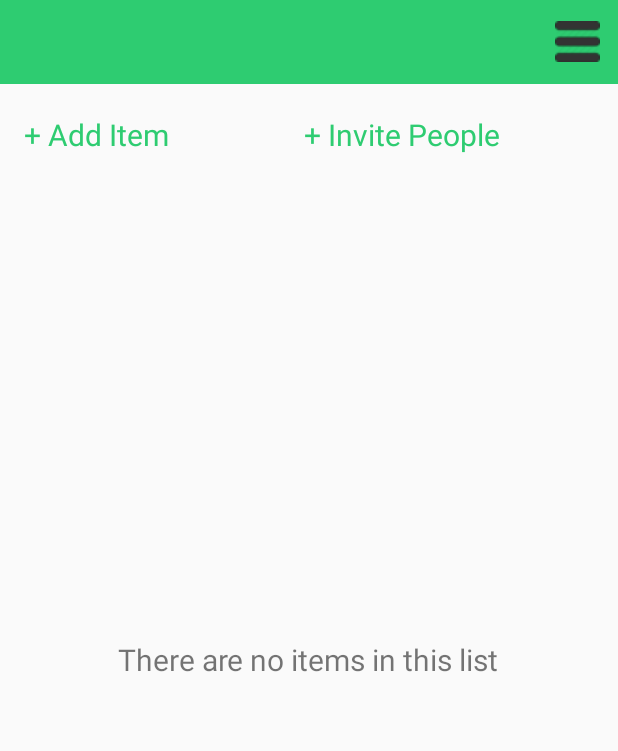
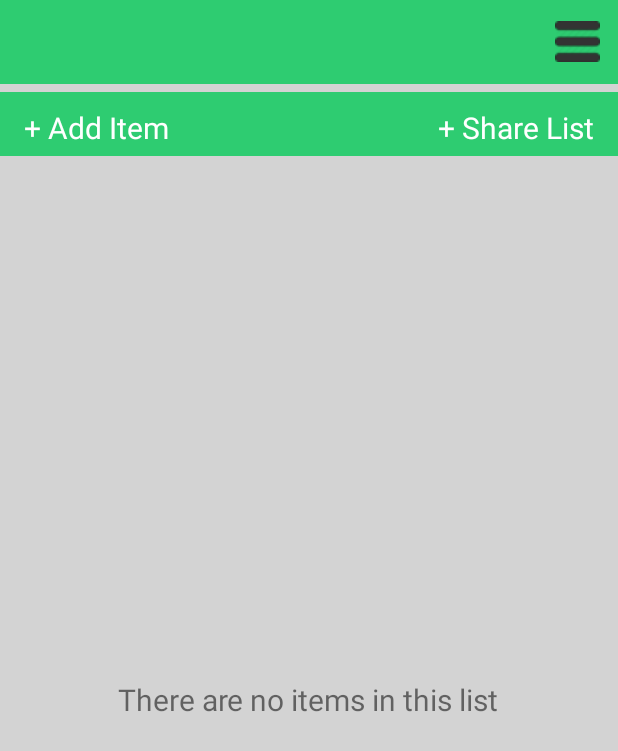
Before and after one commit to kirilhristov91/WordOfMouth, an Android app: the ActivityItemsOfAList screen opened directly, with no data from a screen before it, on a phone screen of 412 x 824 dp. Shown: the top 751 px of the screen. Run offline under Robolectric (Android 15) with nearby library versions, the phone set to English and light mode, and no system bars.

Commit message:
last minute design changes

```diff
--- a/app/src/main/java/com/wordofmouth/Activities/ActivityAbout.java
+++ b/app/src/main/java/com/wordofmouth/Activities/ActivityAbout.java
@@ -17,7 +17,7 @@ public class ActivityAbout extends BaseActivity {
         aboutText = (TextView) findViewById(R.id.aboutText);
         String about = "Word Of Mouth is a mobile application that allows users to share their interests with each other."
                 + " Here users manage 'shared' lists of interests with people they know and trust."
-                + " Users can create a list with a specific topic like 'Favourite movies'), add items to it and invite people "
+                + " Users can create a list with a specific topic like 'Favourite movies', add items to it and invite people "
                 + "- who they know would like watching movies - to manage the list. Each joined user will then be able to add new"
                 + " items to the list, rate the existing items and invite more people to join. It is easy, so try it and enjoy!";
         aboutText.setText(about);
--- a/app/src/main/java/com/wordofmouth/Activities/ActivityInvite.java
+++ b/app/src/main/java/com/wordofmouth/Activities/ActivityInvite.java
@@ -51,7 +51,7 @@ public class ActivityInvite extends BaseActivity implements View.OnClickListener
         selectedListId = intent.getIntExtra("listId", 0);
         listName = intent.getStringExtra("name");
         tabToreturn = intent.getIntExtra("tab", 0);
-        getSupportActionBar().setTitle("Invite to: " + listName);
+        getSupportActionBar().setTitle("Share list: " + listName);
 
         userLocalStore = UserLocalStore.getInstance(this);
         utilities = Utilities.getInstance(this);
@@ -63,6 +63,7 @@ public class ActivityInvite extends BaseActivity implements View.OnClickListener
                 searchView.onActionViewExpanded();
             }
         });
+        searchView.setQueryHint("Search users");
 
         searchButton = (Button) findViewById(R.id.searchUsersButton);
         searchButton.setOnClickListener(this);
--- a/app/src/main/res/layout/activity_items_of_alist_view.xml
+++ b/app/src/main/res/layout/activity_items_of_alist_view.xml
@@ -1,54 +1,95 @@
 <?xml version="1.0" encoding="utf-8"?>
-<RelativeLayout
+<LinearLayout
     xmlns:android="http://schemas.android.com/apk/res/android"
     xmlns:tools="http://schemas.android.com/tools"
     xmlns:app="http://schemas.android.com/apk/res-auto"
     android:layout_width="match_parent"
     android:layout_height="match_parent"
+    app:layout_behavior="@string/appbar_scrolling_view_behavior"
+    tools:context="com.wordofmouth.Activities.ActivityItemsOfAList"
+    android:background="@color/backgroundColor"
+    android:orientation="vertical">
+
+    <RelativeLayout
+        android:layout_width="match_parent"
+        android:layout_height="wrap_content"
+        android:layout_marginTop="5dp"
+        android:paddingBottom="5dp"
+        android:layout_marginBottom="5dp"
         android:paddingTop="10dp"
-    app:layout_behavior="@string/appbar_scrolling_view_behavior"
-    tools:context="com.wordofmouth.Activities.ActivityItemsOfAList">
+        android:paddingLeft="16dp"
+        android:paddingRight="16dp"
+        android:background="@color/colorPrimary">
 
         <TextView
             android:layout_width="wrap_content"
             android:layout_height="wrap_content"
-        android:paddingTop="10dp"
             android:id="@+id/addItemText"
             android:text="@string/AddItemTextView"
             android:textSize="20sp"
             android:layout_alignParentTop="true"
-        android:textColor="@color/colorPrimary"
-        android:paddingLeft="16dp" />
+            android:layout_alignParentStart="true"
+            android:layout_alignParentLeft="true"
+            android:textColor="#fff" />
 
         <TextView
             android:layout_width="wrap_content"
             android:layout_height="wrap_content"
-        android:paddingTop="10dp"
             android:id="@+id/invitePeople"
-        android:text="+ Invite People"
-        android:layout_toRightOf="@+id/addItemText"
-        android:layout_marginLeft="90dp"
+            android:text="+ Share List"
             android:textSize="20sp"
             android:layout_alignParentTop="true"
-        android:textColor="@color/colorPrimary" />
+            android:layout_alignParentEnd="true"
+            android:layout_alignParentRight="true"
+            android:textColor="#fff" />
+
+    </RelativeLayout>
+
+    <!--<android.support.design.widget.FloatingActionButton-->
+        <!--android:id="@+id/izmisliid2"-->
+        <!--android:tint="@android:color/white"-->
+        <!--android:layout_width="wrap_content"-->
+        <!--android:layout_height="wrap_content"-->
+        <!--android:layout_alignParentBottom="true"-->
+        <!--android:layout_alignParentRight="true"-->
+        <!--android:elevation="6dp"-->
+        <!--android:layout_alignParentEnd="true"-->
+        <!--android:layout_margin="@dimen/fab_margin"-->
+        <!--android:src="@android:drawable/ic_input_add"-->
+        <!--app:backgroundTint="@color/colorPrimary"/>-->
+
+    <!--<android.support.design.widget.FloatingActionButton-->
+        <!--android:id="@+id/izmisliid3"-->
+        <!--android:tint="@android:color/white"-->
+        <!--android:layout_width="wrap_content"-->
+        <!--android:layout_height="wrap_content"-->
+        <!--android:layout_above="@id/izmisliid2"-->
+        <!--android:layout_alignParentRight="true"-->
+        <!--android:elevation="6dp"-->
+        <!--android:layout_alignParentEnd="true"-->
+        <!--android:layout_margin="@dimen/fab_margin"-->
+        <!--android:src="@android:drawable/ic_menu_share"-->
+        <!--app:backgroundTint="@color/colorPrimary"/>-->
 
     <ListView
+        android:background="@color/listBackground"
         android:layout_width="wrap_content"
         android:layout_height="wrap_content"
         android:id="@+id/itemsListView"
-        android:dividerHeight="2dp"
-        android:layout_alignParentTop="true"
-        android:layout_alignParentLeft="true"
-        android:layout_alignParentStart="true"
-        android:layout_marginTop="45dp" />
+        android:dividerHeight="10dp"
+        android:divider="@color/backgroundColor" />
+
+    <RelativeLayout
+        android:layout_width="match_parent"
+        android:layout_height="match_parent">
 
         <TextView
             android:layout_width="wrap_content"
             android:layout_height="wrap_content"
             android:id="@+id/noItemsYet"
-        android:layout_centerVertical="true"
-        android:layout_centerHorizontal="true"
+            android:layout_centerInParent="true"
             android:text="There are no items in this list"
             android:textSize="20sp" />
+    </RelativeLayout>
 
-</RelativeLayout>
+</LinearLayout>
--- a/app/src/main/res/layout/custom_notification_row.xml
+++ b/app/src/main/res/layout/custom_notification_row.xml
@@ -1,8 +1,7 @@
 <?xml version="1.0" encoding="utf-8"?>
 <RelativeLayout xmlns:android="http://schemas.android.com/apk/res/android"
     android:layout_width="match_parent" android:layout_height="match_parent"
-    android:paddingTop="5dp"
-    android:paddingBottom="5dp">
+    android:padding="5dp">
 
     <ImageView
         android:layout_width="70dp"
--- a/app/src/main/res/layout/custom_user_row.xml
+++ b/app/src/main/res/layout/custom_user_row.xml
@@ -3,8 +3,7 @@
     android:orientation="vertical" android:layout_width="match_parent"
     android:layout_height="match_parent"
     android:layout_margin="5dp"
-    android:paddingTop="5dp"
-    android:paddingBottom="5dp">
+    android:padding="5dp">
 
     <ImageView
         android:id="@+id/customRowPicture"
--- a/app/src/main/res/values/colors.xml
+++ b/app/src/main/res/values/colors.xml
@@ -4,4 +4,6 @@
     <color name="colorPrimaryDark">#000</color>
     <color name="tabsScrollColor">#035e2d</color>
     <color name="tabsTextColor">#FFF</color>
+    <color name="listBackground">#FFF</color>
+    <color name="backgroundColor">#d3d3d3</color>
 </resources>
```
Also changed, not shown: app/src/main/res/layout/activity_invite.xml (+30 -18 lines), app/src/main/res/layout/activity_notifications.xml (+6 -3 lines), app/src/main/res/layout/activity_profile.xml (+12 -2 lines), app/src/main/res/layout/my_lists_tab.xml (+41 -15 lines), app/src/main/res/layout/shared_lists_tab.xml (+6 -3 lines). Lines whose indentation alone changed are shown as unchanged.
